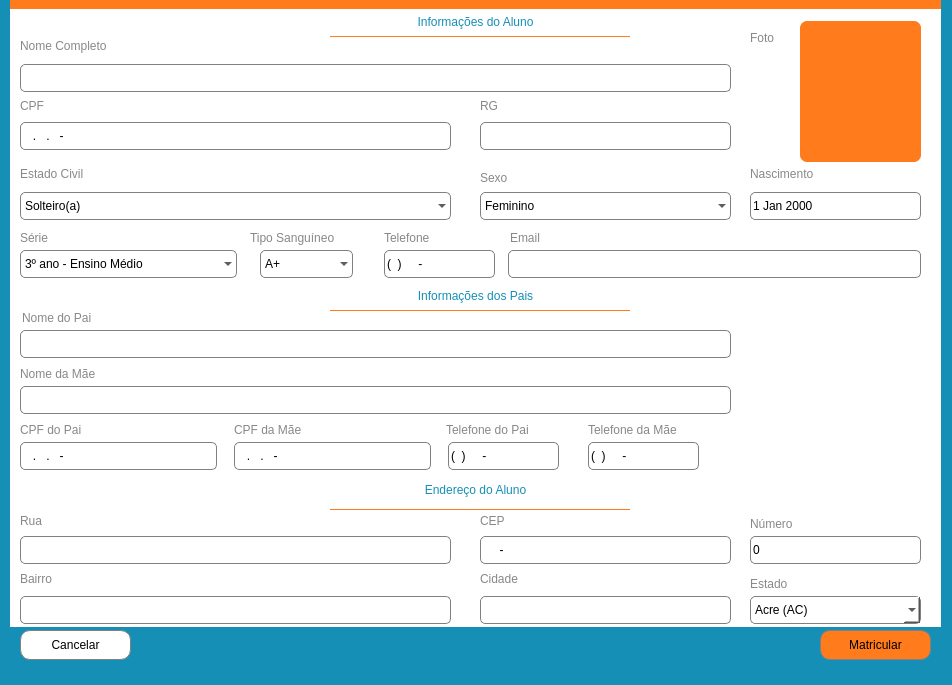
Above: pyschool/interface/matricula.ui from IanLuan/PySchool before the change. Below: the same form after it.
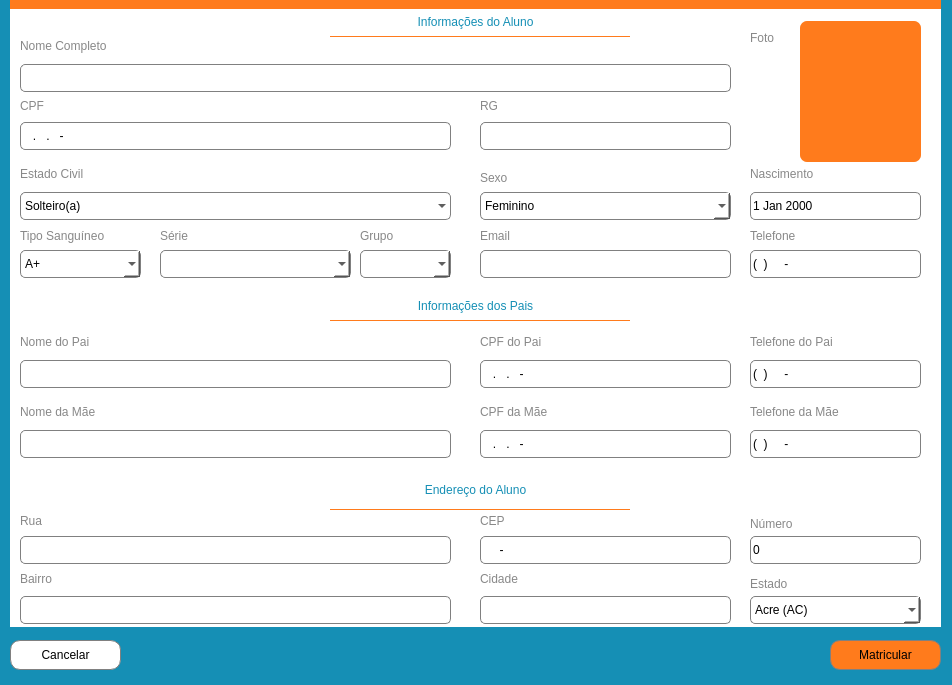
That is the form after the change.

The edit to the form file:
```diff
--- a/pyschool/interface/matricula.ui
+++ b/pyschool/interface/matricula.ui
@@ -50,8 +50,8 @@
    <widget class="QPushButton" name="btnCadatrar">
     <property name="geometry">
      <rect>
-      <x>820</x>
-      <y>630</y>
+      <x>830</x>
+      <y>640</y>
       <width>111</width>
       <height>30</height>
      </rect>
@@ -83,8 +83,8 @@
    <widget class="QPushButton" name="btnCancelar">
     <property name="geometry">
      <rect>
-      <x>20</x>
-      <y>630</y>
+      <x>10</x>
+      <y>640</y>
       <width>111</width>
       <height>30</height>
      </rect>
@@ -379,7 +379,7 @@
        <string notr="true">border: 1px solid grey;
 border-radius: 5px;
 font: 9pt &quot;Leelawadee UI Semilight&quot;;
-background-color: rgb(255, 255, 255, 0);</string>
+background-color: rgb(255, 255, 255);</string>
       </property>
       <item>
        <property name="text">
@@ -501,8 +501,8 @@
      <widget class="QLabel" name="lblSerie">
       <property name="geometry">
        <rect>
-        <x>10</x>
-        <y>212</y>
+        <x>150</x>
+        <y>210</y>
         <width>55</width>
         <height>31</height>
        </rect>
@@ -518,9 +518,9 @@
      <widget class="QComboBox" name="cbSerie">
       <property name="geometry">
        <rect>
-        <x>10</x>
+        <x>150</x>
         <y>240</y>
-        <width>217</width>
+        <width>191</width>
         <height>28</height>
        </rect>
       </property>
@@ -528,80 +528,20 @@
        <string notr="true">border: 1px solid grey;
 border-radius: 5px;
 font: 9pt &quot;Leelawadee UI Semilight&quot;;
-background-color: rgb(255, 255, 255, 0);</string>
+background-color: rgb(255, 255, 255);</string>
       </property>
       <property name="currentText">
-       <string>3º ano - Ensino Médio</string>
+       <string/>
       </property>
       <property name="frame">
        <bool>true</bool>
       </property>
-      <item>
-       <property name="text">
-        <string>3º ano - Ensino Médio</string>
-       </property>
-      </item>
-      <item>
-       <property name="text">
-        <string>2º ano - Ensino Médio</string>
-       </property>
-      </item>
-      <item>
-       <property name="text">
-        <string>1º ano - Ensino Médio</string>
-       </property>
-      </item>
-      <item>
-       <property name="text">
-        <string>9º ano - Ensino Fundamental</string>
-       </property>
-      </item>
-      <item>
-       <property name="text">
-        <string>8º ano - Ensino Fundamental</string>
-       </property>
-      </item>
-      <item>
-       <property name="text">
-        <string>7º ano - Ensino Fundamental</string>
-       </property>
-      </item>
-      <item>
-       <property name="text">
-        <string>6º ano - Ensino Fundamental</string>
-       </property>
-      </item>
-      <item>
-       <property name="text">
-        <string>5º ano - Ensino Fundamental</string>
-       </property>
-      </item>
-      <item>
-       <property name="text">
-        <string>4º ano - Ensino Fundamental</string>
-       </property>
-      </item>
-      <item>
-       <property name="text">
-        <string>3º ano - Ensino Fundamental</string>
-       </property>
-      </item>
-      <item>
-       <property name="text">
-        <string>2º ano - Ensino Fundamental</string>
-       </property>
-      </item>
-      <item>
-       <property name="text">
-        <string>1º ano - Ensino Fundamental</string>
-       </property>
-      </item>
      </widget>
      <widget class="QLabel" name="lblTipoSanguineo">
       <property name="geometry">
        <rect>
-        <x>240</x>
-        <y>212</y>
+        <x>10</x>
+        <y>210</y>
         <width>125</width>
         <height>31</height>
        </rect>
@@ -617,9 +557,9 @@
      <widget class="QComboBox" name="cbTipoSanguineo">
       <property name="geometry">
        <rect>
-        <x>250</x>
+        <x>10</x>
         <y>240</y>
-        <width>93</width>
+        <width>121</width>
         <height>28</height>
        </rect>
       </property>
@@ -627,7 +567,7 @@
        <string notr="true">border: 1px solid grey;
 border-radius: 5px;
 font: 9pt &quot;Leelawadee UI Semilight&quot;;
-background-color: rgb(255, 255, 255, 0);</string>
+background-color: rgb(255, 255, 255);</string>
       </property>
       <property name="currentText">
        <string>A+</string>
@@ -676,8 +616,8 @@
      <widget class="QLabel" name="lblTelefone">
       <property name="geometry">
        <rect>
-        <x>374</x>
-        <y>212</y>
+        <x>740</x>
+        <y>210</y>
         <width>105</width>
         <height>31</height>
        </rect>
@@ -693,9 +633,9 @@
      <widget class="QLineEdit" name="lineTelefoneAluno">
       <property name="geometry">
        <rect>
-        <x>374</x>
+        <x>740</x>
         <y>240</y>
-        <width>111</width>
+        <width>171</width>
         <height>28</height>
        </rect>
       </property>
@@ -715,8 +655,8 @@
      <widget class="QLabel" name="lblEmail">
       <property name="geometry">
        <rect>
-        <x>500</x>
-        <y>212</y>
+        <x>470</x>
+        <y>210</y>
         <width>105</width>
         <height>31</height>
        </rect>
@@ -732,9 +672,9 @@
      <widget class="QLineEdit" name="lineEmail">
       <property name="geometry">
        <rect>
-        <x>498</x>
+        <x>470</x>
         <y>240</y>
-        <width>413</width>
+        <width>251</width>
         <height>28</height>
        </rect>
       </property>
@@ -748,6 +688,45 @@
        <string/>
       </property>
      </widget>
+     <widget class="QLabel" name="lblGrupo">
+      <property name="geometry">
+       <rect>
+        <x>350</x>
+        <y>210</y>
+        <width>55</width>
+        <height>31</height>
+       </rect>
+      </property>
+      <property name="styleSheet">
+       <string notr="true">color: rgb(136, 136, 136);
+font: 75 10pt &quot;Malgun Gothic&quot;;</string>
+      </property>
+      <property name="text">
+       <string>Grupo</string>
+      </property>
+     </widget>
+     <widget class="QComboBox" name="cbGrupo">
+      <property name="geometry">
+       <rect>
+        <x>350</x>
+        <y>240</y>
+        <width>91</width>
+        <height>28</height>
+       </rect>
+      </property>
+      <property name="styleSheet">
+       <string notr="true">border: 1px solid grey;
+border-radius: 5px;
+font: 9pt &quot;Leelawadee UI Semilight&quot;;
+background-color: rgb(255, 255, 255);</string>
+      </property>
+      <property name="currentText">
+       <string/>
+      </property>
+      <property name="frame">
+       <bool>true</bool>
+      </property>
+     </widget>
     </widget>
     <widget class="QFrame" name="frameEndereco">
      <property name="geometry">
@@ -1245,7 +1224,7 @@
       <property name="geometry">
        <rect>
         <x>0</x>
-        <y>0</y>
+        <y>10</y>
         <width>931</width>
         <height>31</height>
        </rect>
@@ -1265,7 +1244,7 @@
       <property name="geometry">
        <rect>
         <x>320</x>
-        <y>30</y>
+        <y>40</y>
         <width>300</width>
         <height>1</height>
        </rect>
@@ -1308,8 +1287,8 @@
      <widget class="QLabel" name="lblNomePai">
       <property name="geometry">
        <rect>
-        <x>12</x>
-        <y>26</y>
+        <x>10</x>
+        <y>50</y>
         <width>181</width>
         <height>23</height>
        </rect>
@@ -1326,8 +1305,8 @@
       <property name="geometry">
        <rect>
         <x>10</x>
-        <y>50</y>
-        <width>711</width>
+        <y>80</y>
+        <width>431</width>
         <height>28</height>
        </rect>
       </property>
@@ -1342,8 +1321,8 @@
       <property name="geometry">
        <rect>
         <x>10</x>
-        <y>106</y>
-        <width>711</width>
+        <y>150</y>
+        <width>431</width>
         <height>28</height>
        </rect>
       </property>
@@ -1358,7 +1337,7 @@
       <property name="geometry">
        <rect>
         <x>10</x>
-        <y>82</y>
+        <y>120</y>
         <width>181</width>
         <height>23</height>
        </rect>
@@ -1374,9 +1353,9 @@
      <widget class="QLineEdit" name="lineCpfPai">
       <property name="geometry">
        <rect>
-        <x>10</x>
-        <y>162</y>
-        <width>197</width>
+        <x>470</x>
+        <y>80</y>
+        <width>251</width>
         <height>28</height>
        </rect>
       </property>
@@ -1396,8 +1375,8 @@
      <widget class="QLabel" name="lblCpfPai">
       <property name="geometry">
        <rect>
-        <x>10</x>
-        <y>138</y>
+        <x>470</x>
+        <y>50</y>
         <width>181</width>
         <height>23</height>
        </rect>
@@ -1413,8 +1392,8 @@
      <widget class="QLabel" name="lblCpfMae">
       <property name="geometry">
        <rect>
-        <x>224</x>
-        <y>138</y>
+        <x>470</x>
+        <y>120</y>
         <width>181</width>
         <height>23</height>
        </rect>
@@ -1430,9 +1409,9 @@
      <widget class="QLineEdit" name="lineCpfMae">
       <property name="geometry">
        <rect>
-        <x>224</x>
-        <y>162</y>
-        <width>197</width>
+        <x>470</x>
+        <y>150</y>
+        <width>251</width>
         <height>28</height>
        </rect>
       </property>
@@ -1452,8 +1431,8 @@
      <widget class="QLabel" name="lblTelefonePai">
       <property name="geometry">
        <rect>
-        <x>436</x>
-        <y>138</y>
+        <x>740</x>
+        <y>50</y>
         <width>123</width>
         <height>23</height>
        </rect>
@@ -1469,9 +1448,9 @@
      <widget class="QLineEdit" name="lineTelefonePai">
       <property name="geometry">
        <rect>
-        <x>438</x>
-        <y>162</y>
-        <width>111</width>
+        <x>740</x>
+        <y>80</y>
+        <width>171</width>
         <height>28</height>
        </rect>
       </property>
@@ -1491,9 +1470,9 @@
      <widget class="QLineEdit" name="lineTelefoneMae">
       <property name="geometry">
        <rect>
-        <x>578</x>
-        <y>162</y>
-        <width>111</width>
+        <x>740</x>
+        <y>150</y>
+        <width>171</width>
         <height>28</height>
        </rect>
       </property>
@@ -1513,8 +1492,8 @@
      <widget class="QLabel" name="lblTelefoneMae">
       <property name="geometry">
        <rect>
-        <x>578</x>
-        <y>138</y>
+        <x>740</x>
+        <y>120</y>
         <width>139</width>
         <height>23</height>
        </rect>
@@ -1537,11 +1516,6 @@
    <zorder>btnCadatrar</zorder>
    <zorder>btnCancelar</zorder>
   </widget>
-  <widget class="QStatusBar" name="statusbar">
-   <property name="styleSheet">
-    <string notr="true">backgroundcolor: #000000</string>
-   </property>
-  </widget>
  </widget>
  <resources/>
  <connections/>
```
Left out of the diff: 107 changed lines with no effect on the pictures.
